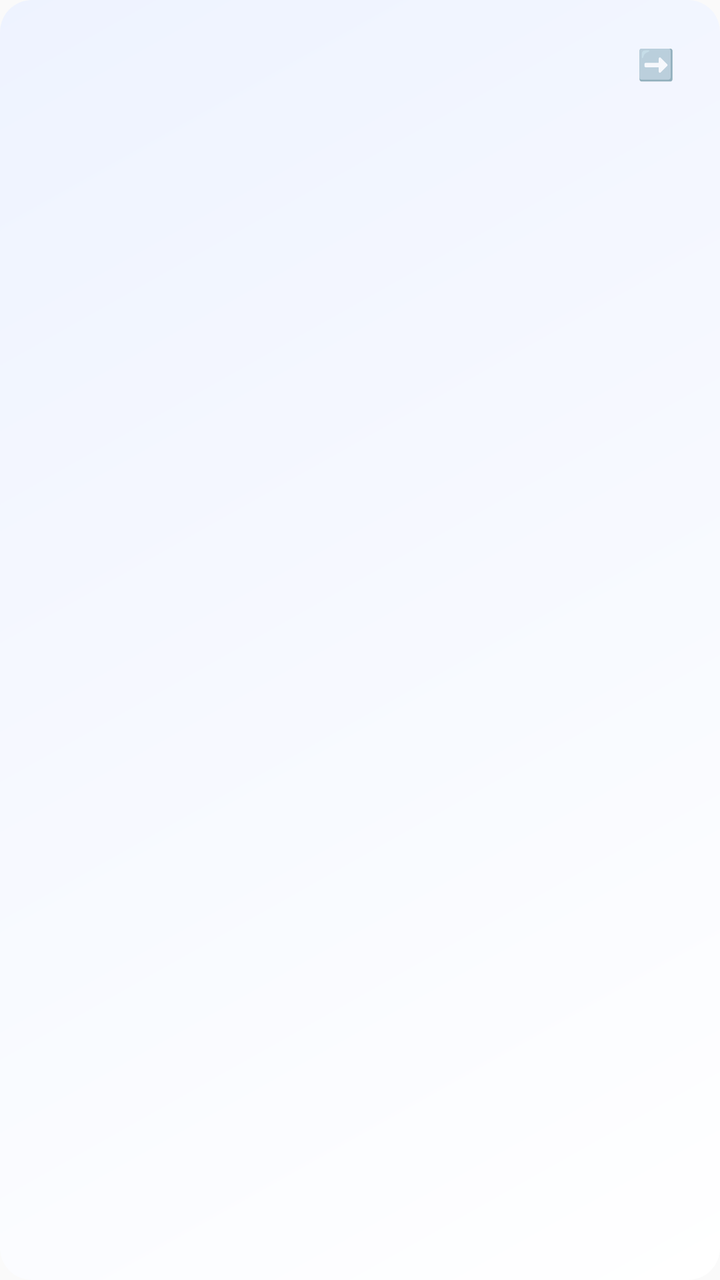
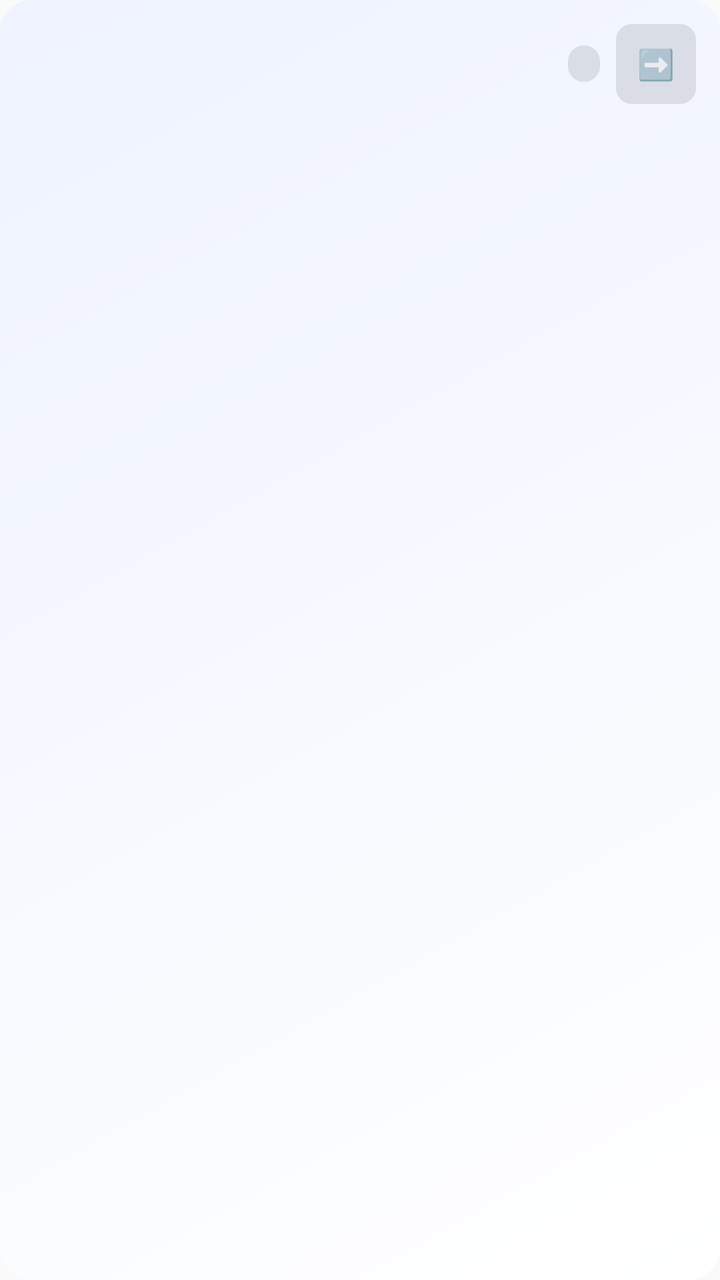

An Android layout rendered at two revisions. The XML below is the earlier revision; the diff shows what the commit changed to produce the second picture.
<!-- AndroidManifest.xml: application theme Theme.CampusGlass -->
<!-- res/layout/widget_today.xml -->
<?xml version="1.0" encoding="utf-8"?>
<LinearLayout xmlns:android="http://schemas.android.com/apk/res/android"
    android:id="@+id/widget_root"
    android:layout_width="match_parent"
    android:layout_height="match_parent"
    android:background="@drawable/widget_bg"
    android:orientation="vertical"
    android:padding="10dp">

    <LinearLayout
        android:layout_width="match_parent"
        android:layout_height="wrap_content"
        android:gravity="center_vertical"
        android:orientation="horizontal">

        
        <TextView
            android:id="@+id/widget_title"
            android:layout_width="0dp"
            android:layout_height="wrap_content"
            android:layout_weight="1"
            android:textColor="@color/widget_text"
            android:textSize="13sp"
            android:textStyle="bold" />

        <TextView
            android:id="@+id/widget_date"
            android:layout_width="wrap_content"
            android:layout_height="wrap_content"
            android:layout_marginStart="6dp"
            android:textColor="@color/widget_sub"
            android:textSize="10sp" />

        
        <TextView
            android:id="@+id/widget_next"
            android:layout_width="wrap_content"
            android:layout_height="wrap_content"
            android:minWidth="44dp"
            android:minHeight="44dp"
            android:gravity="center"
            android:padding="10dp"
            android:text="➡️"
            android:textSize="15sp" />
    </LinearLayout>

    <ListView
        android:id="@+id/widget_list"
        android:layout_width="match_parent"
        android:layout_height="0dp"
        android:layout_weight="1"
        android:layout_marginTop="4dp"
        android:divider="@null"
        android:dividerHeight="0dp" />

    <TextView
        android:id="@+id/widget_empty_text"
        android:layout_width="match_parent"
        android:layout_height="0dp"
        android:layout_weight="1"
        android:gravity="center"
        android:textColor="@color/widget_text"
        android:textSize="14sp"
        android:textStyle="bold"
        android:visibility="gone" />

    <TextView
        android:id="@+id/widget_quote"
        android:layout_width="match_parent"
        android:layout_height="wrap_content"
        android:layout_marginTop="4dp"
        android:ellipsize="end"
        android:gravity="end"
        android:maxLines="2"
        android:textColor="@color/widget_sub"
        android:textSize="9sp" />
</LinearLayout>
<!-- resources referenced by this layout -->
<resources>
  <color name="widget_sub">#661B2233</color>
  <color name="widget_text">#FF1B2233</color>
  <!-- drawable widget_bg (drawable) -->
  <?xml version="1.0" encoding="utf-8"?>
  <shape xmlns:android="http://schemas.android.com/apk/res/android"
      android:shape="rectangle">
      <gradient
          android:angle="135"
          android:startColor="#EEFFFFFF"
          android:endColor="#EEEDF2FF" />
      <corners android:radius="16dp" />
  </shape>
  <style name="Theme.CampusGlass" parent="android:Theme.Material.Light.NoActionBar">
          <item name="android:statusBarColor">@android:color/transparent</item>
          <item name="android:navigationBarColor">@android:color/transparent</item>
          <item name="android:forceDarkAllowed">false</item>
          <item name="android:windowActivityTransitions">true</item>
      </style>
</resources>

<!-- the commit's change to res/layout/widget_today.xml (unified diff, before → after) -->
@@ -5,41 +5,41 @@
     android:layout_height="match_parent"
     android:background="@drawable/widget_bg"
     android:orientation="vertical"
-    android:padding="10dp">
+    android:padding="12dp">
 
+    
     <LinearLayout
         android:layout_width="match_parent"
         android:layout_height="wrap_content"
         android:gravity="center_vertical"
         android:orientation="horizontal">
 
-        
         <TextView
             android:id="@+id/widget_title"
             android:layout_width="0dp"
             android:layout_height="wrap_content"
             android:layout_weight="1"
             android:textColor="@color/widget_text"
-            android:textSize="13sp"
+            android:textSize="14sp"
             android:textStyle="bold" />
 
         <TextView
             android:id="@+id/widget_date"
             android:layout_width="wrap_content"
             android:layout_height="wrap_content"
-            android:layout_marginStart="6dp"
+            android:layout_marginEnd="8dp"
+            android:background="@drawable/widget_chip_bg"
+            android:paddingHorizontal="8dp"
+            android:paddingVertical="3dp"
             android:textColor="@color/widget_sub"
-            android:textSize="10sp" />
+            android:textSize="9sp" />
 
-        
         <TextView
             android:id="@+id/widget_next"
-            android:layout_width="wrap_content"
-            android:layout_height="wrap_content"
-            android:minWidth="44dp"
-            android:minHeight="44dp"
+            android:layout_width="40dp"
+            android:layout_height="40dp"
+            android:background="@drawable/widget_btn_bg"
             android:gravity="center"
-            android:padding="10dp"
             android:text="➡️"
             android:textSize="15sp" />
     </LinearLayout>
@@ -49,9 +49,10 @@
         android:layout_width="match_parent"
         android:layout_height="0dp"
         android:layout_weight="1"
-        android:layout_marginTop="4dp"
+        android:layout_marginTop="8dp"
         android:divider="@null"
-        android:dividerHeight="0dp" />
+        android:dividerHeight="0dp"
+        android:listSelector="@android:color/transparent" />
 
     <TextView
         android:id="@+id/widget_empty_text"
@@ -68,9 +69,9 @@
         android:id="@+id/widget_quote"
         android:layout_width="match_parent"
         android:layout_height="wrap_content"
-        android:layout_marginTop="4dp"
+        android:layout_marginTop="8dp"
         android:ellipsize="end"
-        android:gravity="end"
+        android:gravity="start"
         android:maxLines="2"
         android:textColor="@color/widget_sub"
         android:textSize="9sp" />
<!-- resource entries referenced after the edit -->
@@ -12,6 +12,18 @@
           android:endColor="#EEEDF2FF" />
       <corners android:radius="16dp" />
   </shape>
+  <!-- drawable widget_btn_bg (drawable) -->
+  <?xml version="1.0" encoding="utf-8"?>
+  <shape xmlns:android="http://schemas.android.com/apk/res/android" android:shape="rectangle">
+      <solid android:color="#1A000000" />
+      <corners android:radius="8dp" />
+  </shape>
+  <!-- drawable widget_chip_bg (drawable) -->
+  <?xml version="1.0" encoding="utf-8"?>
+  <shape xmlns:android="http://schemas.android.com/apk/res/android" android:shape="rectangle">
+      <solid android:color="#1A000000" />
+      <corners android:radius="8dp" />
+  </shape>
   <style name="Theme.CampusGlass" parent="android:Theme.Material.Light.NoActionBar">
           <item name="android:statusBarColor">@android:color/transparent</item>
           <item name="android:navigationBarColor">@android:color/transparent</item>
